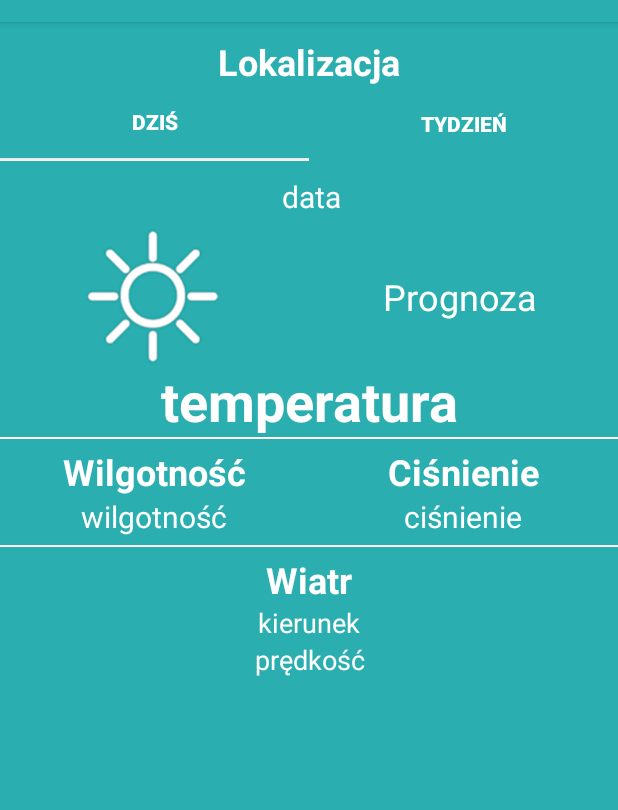
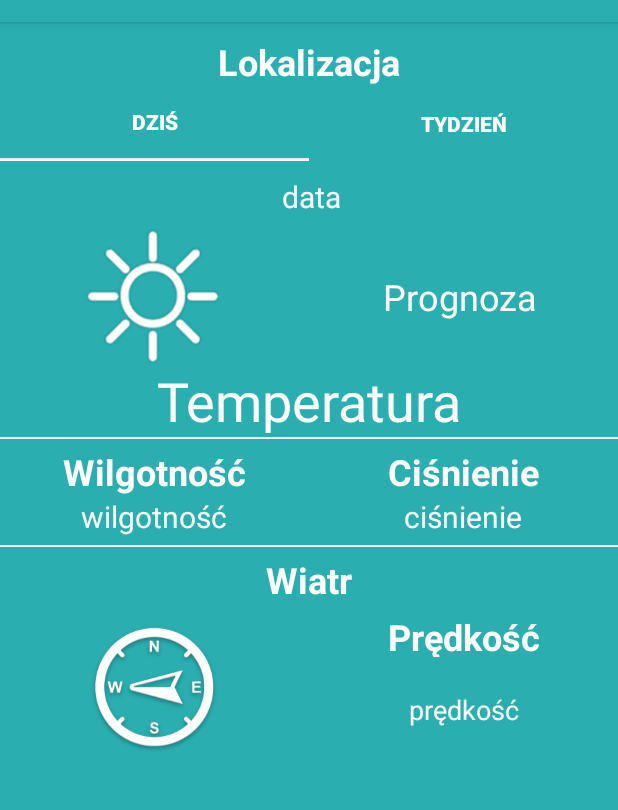
Before and after one commit to Grunia94/FirstWeather, an Android app: the HomeActivity screen opened directly, with no data from a screen before it, on a phone screen of 412 x 824 dp, the part 62-872 px from its top. Run offline under Robolectric (Android 15) with nearby library versions, the light colour scheme and no system bars; pictures from the network do not load.

Commit message:
Zmiana wyglądu głównego layoutu

```diff
--- a/app/src/main/res/layout/homescreen.xml
+++ b/app/src/main/res/layout/homescreen.xml
@@ -145,11 +145,10 @@
                 android:layout_weight="1"
                 android:ems="10"
                 android:gravity="center"
-                android:text="temperatura"
+                android:text="Temperatura"
                 android:textAlignment="center"
                 android:textColor="#ffffff"
-                android:textSize="36sp"
-                android:textStyle="bold" />
+                android:textSize="36sp" />
         </LinearLayout>
 
         <ImageView
@@ -239,7 +238,9 @@
             android:layout_width="match_parent"
             android:layout_height="match_parent"
             android:orientation="vertical"
-            android:layout_marginTop="5dp">
+                    android:layout_marginTop="5dp"
+            android:weightSum="1">
+
 
             <TextView
                 android:id="@+id/textView10"
@@ -253,27 +254,58 @@
                 android:textSize="24dp"
                 android:textStyle="bold" />
 
+
+            <LinearLayout
+                android:layout_width="match_parent"
+                android:layout_height="match_parent"
+                android:orientation="horizontal"
+                android:layout_marginTop="5dp"
+                android:layout_weight="0.00">
+
+
+
+                    <ImageView
+                        android:id="@+id/kierunekwiatru"
+                        android:layout_width="match_parent"
+                        android:layout_height="100dp"
+                        android:adjustViewBounds="false"
+                        app:srcCompat="@drawable/zachodni"
+                        android:layout_weight="0.5"/>
+
+
+
+                <LinearLayout
+                    android:layout_width="match_parent"
+                    android:layout_height="100dp"
+                    android:orientation="vertical"
+                    android:layout_weight="0.5">
+
+                    <TextView
+                        android:id="@+id/textView12"
+                        android:layout_width="match_parent"
+                        android:layout_height="100dp"
+                        android:ems="10"
+                        android:gravity="center"
+                        android:text="Prędkość"
+                        android:textAlignment="center"
+                        android:textColor="#ffffff"
+                        android:textStyle="bold"
+                        android:textSize="24sp"
+                        android:layout_weight="0.7"/>
             <TextView
-                android:id="@+id/textView11"
+                android:id="@+id/predkosc"
                 android:layout_width="match_parent"
-                android:layout_height="wrap_content"
-                android:ems="10"
-                android:gravity="center"
-                android:text="kierunek"
-                android:textAlignment="center"
-                android:textColor="#ffffff"
-                android:textSize="18sp" />
-
-            <TextView
-                android:id="@+id/textView12"
-                android:layout_width="match_parent"
-                android:layout_height="wrap_content"
+                android:layout_height="100dp"
                 android:ems="10"
                 android:gravity="center"
                 android:text="prędkość"
                 android:textAlignment="center"
                 android:textColor="#ffffff"
-                android:textSize="18sp" />
+                android:textSize="18sp"
+                android:layout_weight="0.3"/>
+                </LinearLayout>
+                </LinearLayout>
+
         </LinearLayout>
     </LinearLayout>
 </LinearLayout>
```
